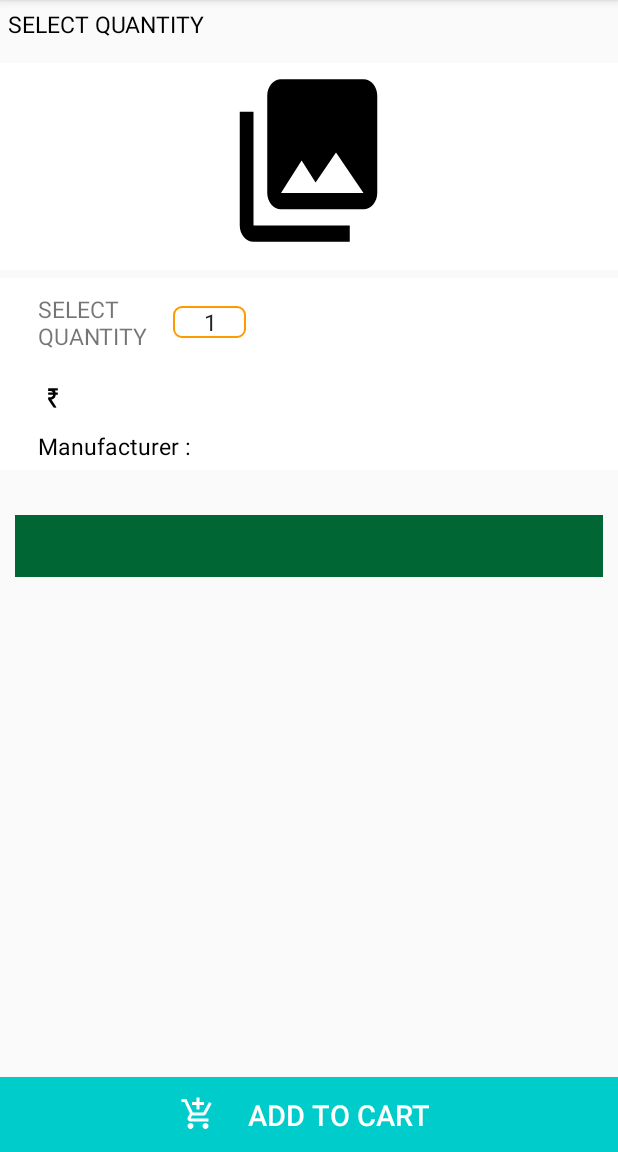
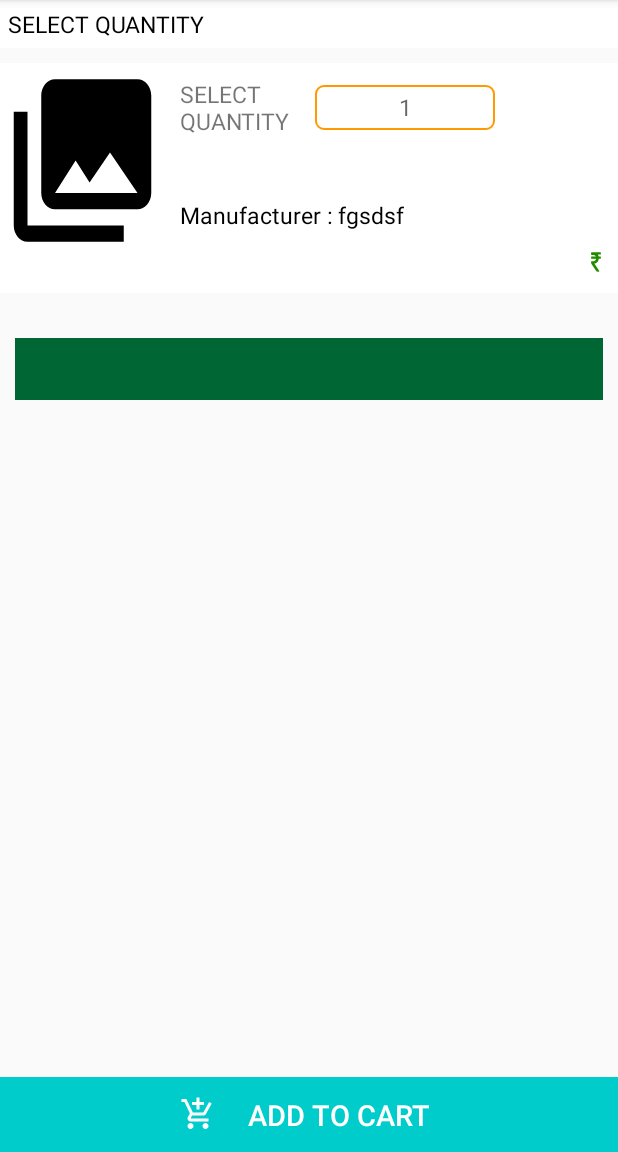
Before and after one commit to SwapnilBhosale/Kisan-Net-Goods, an Android app: the fragment Open_Item placed in its activity, on a phone screen of 412 x 824 dp, the part 84-1236 px from its top. Run offline under Robolectric (Android 15) with nearby library versions, the phone set to English and light mode, and no system bars; our stand-ins replace CircleImageView, Volley; network calls fail; pictures from the network do not load; 5 statements that could not run were skipped.

Commit message:
change detail layout

```diff
--- a/app/src/main/java/com/example/hp/myapplication/Activitis/Splash_Activity.java
+++ b/app/src/main/java/com/example/hp/myapplication/Activitis/Splash_Activity.java
@@ -89,7 +89,7 @@ public class Splash_Activity extends AppCompatActivity {
                 if(checkIfLoggedIn()){
                     intent = new Intent(Splash_Activity.this,MainActivity.class);
                 }else{
-                    intent = new Intent(Splash_Activity.this,Login_Activity.class);
+                    intent = new Intent(Splash_Activity.this,MainActivity.class);
                 }
                 startActivity(intent);
             }
--- a/app/src/main/java/com/example/hp/myapplication/Fragment/Fragment_Checkout1.java
+++ b/app/src/main/java/com/example/hp/myapplication/Fragment/Fragment_Checkout1.java
@@ -94,11 +94,7 @@ public class Fragment_Checkout1 extends Fragment {
             @Override
             public void onClick(View view) {
 
-                FragmentManager fm = getActivity().getSupportFragmentManager();
-                FragmentTransaction ft = fm.beginTransaction();
-                ft.replace(R.id.main_activity_fl, new Fragment_Add_To_Cart());
-                ft.setTransition(FragmentTransaction.TRANSIT_FRAGMENT_OPEN);
-                ft.commit();
+              getActivity().finish();
 
             }
         });
--- a/app/src/main/java/com/example/hp/myapplication/Fragment/Open_Item.java
+++ b/app/src/main/java/com/example/hp/myapplication/Fragment/Open_Item.java
@@ -121,6 +121,7 @@ public class Open_Item extends Fragment {
 
                 //  loadData();
                 initiolizeId(view);
+                prod_quantity.requestFocus();
                 if(isUpdateCart) {
                     btn_cart_button.setText(R.string.update_cart);
                     prod_quantity.setText(updateQuantity);
--- a/app/src/main/res/drawable/rupi1.xml
+++ b/app/src/main/res/drawable/rupi1.xml
@@ -10,7 +10,7 @@
             android:scaleX="0.100000"
             android:scaleY="-0.100000">
         <path
-            android:fillColor="#000000"
+            android:fillColor="#218B00"
             android:strokeWidth="1"
             android:pathData="M4133 6185 c-18 -8 -42 -29 -53 -47 -19 -31 -20 -50 -20 -361 0 -362 1 -368 62
 -405 31 -19 58 -20 473 -25 471 -6 601 -16 775 -61 267 -67 464 -192 571 -361 l39
--- a/app/src/main/res/layout/fragment__add__to__cart.xml
+++ b/app/src/main/res/layout/fragment__add__to__cart.xml
@@ -40,6 +40,7 @@
                 android:layout_width="wrap_content"
                 android:layout_height="wrap_content"
                 android:drawableLeft="@drawable/rupi1"
+                android:drawablePadding="-5dp"
                 android:text="0.0"
                 android:layout_gravity="right"
                 android:textSize="18sp"/>
--- a/app/src/main/res/layout/fragment__checkout4.xml
+++ b/app/src/main/res/layout/fragment__checkout4.xml
@@ -77,6 +77,7 @@
                                 android:layout_width="wrap_content"
                                 android:layout_height="wrap_content"
                                 android:layout_marginRight="10dp"
+                                android:drawablePadding="-5dp"
                                 android:drawableLeft="@drawable/rupi1"
                                 android:gravity="right|center_vertical"
                                 android:text="2563"
@@ -104,6 +105,7 @@
                                 android:layout_width="wrap_content"
                                 android:layout_height="wrap_content"
                                 android:layout_marginRight="10dp"
+                                android:drawablePadding="-5dp"
                                 android:drawableLeft="@drawable/rupi1"
                                 android:gravity="right|center_vertical"
                                 android:text="2563"
@@ -131,6 +133,7 @@
                                 android:layout_width="wrap_content"
                                 android:layout_height="wrap_content"
                                 android:layout_marginRight="10dp"
+                                android:drawablePadding="-5dp"
                                 android:drawableLeft="@drawable/rupi1"
                                 android:gravity="right|center_vertical"
                                 android:text="2563"
@@ -158,6 +161,7 @@
                                 android:layout_width="wrap_content"
                                 android:layout_height="wrap_content"
                                 android:layout_marginRight="10dp"
+                                android:drawablePadding="-5dp"
                                 android:drawableLeft="@drawable/rupi1"
                                 android:gravity="right|center_vertical"
                                 android:text="2563"
--- a/app/src/main/res/layout/fragment_open__item.xml
+++ b/app/src/main/res/layout/fragment_open__item.xml
@@ -16,10 +16,17 @@
             android:layout_height="wrap_content"
             android:orientation="vertical">
 
+
+            <LinearLayout
+                android:layout_width="match_parent"
+                android:layout_height="wrap_content"
+                android:orientation="vertical">
+
                 <LinearLayout
                     android:layout_width="match_parent"
                     android:layout_height="wrap_content"
                     android:orientation="vertical"
+                    android:background="#ffffff"
                     android:padding="5dp">
 
 
@@ -36,10 +43,9 @@
 
                 <LinearLayout
                     android:layout_width="match_parent"
-                android:layout_height="138dp"
+                    android:layout_height="wrap_content"
                     android:layout_marginTop="10dp"
                     android:background="#ffffff"
-                android:gravity="center_horizontal"
                     android:orientation="horizontal">
 
                     <LinearLayout
@@ -57,97 +63,59 @@
 
                     </LinearLayout>
 
-            </LinearLayout>
-
                     <LinearLayout
                         android:layout_width="match_parent"
                         android:layout_height="wrap_content"
-                android:layout_marginTop="5dp"
                         android:background="#ffffff"
-                android:orientation="vertical">
+                        android:orientation="vertical"
+                        android:padding="10dp">
 
-                <LinearLayout
-                    android:layout_width="match_parent"
-                    android:layout_height="wrap_content"
-
-                    android:orientation="horizontal"
-                    android:padding="10dp">
 
                         <LinearLayout
                             android:layout_width="wrap_content"
                             android:layout_height="wrap_content"
                             android:background="#ffffff"
-                        android:layout_weight="3"
                             android:orientation="horizontal">
 
                             <TextView
+                                android:id="@+id/textView"
                                 android:layout_width="80dp"
                                 android:layout_height="wrap_content"
                                 android:layout_gravity="center_vertical"
-                            android:layout_marginLeft="15dp"
                                 android:text="@string/select_quantity_hint"
-                            android:textSize="15sp"
-                            android:id="@+id/textView" />
+                                android:textSize="15sp" />
 
 
                             <EditText
                                 android:id="@+id/prod_quantity"
-                            android:layout_width="wrap_content"
-                            android:paddingRight="20dp"
+                                android:layout_width="120dp"
+                                android:layout_height="30dp"
+                                android:layout_gravity="center_vertical"
                                 android:layout_marginLeft="10dp"
-                            android:paddingLeft="20dp"
-                            android:layout_height="wrap_content"
-                            android:layout_gravity="center_vertical"
                                 android:background="@drawable/edittext_background"
                                 android:gravity="center_horizontal|center_vertical"
+                                android:hint="1"
                                 android:inputType="number"
-                            android:text="1"
+                                android:paddingLeft="20dp"
+                                android:paddingRight="20dp"
                                 android:textSize="15sp" />
 
                         </LinearLayout>
-
-                    <LinearLayout
-                        android:layout_width="wrap_content"
-                        android:layout_height="match_parent"
-                        android:layout_weight="7"
-                        android:gravity="center_vertical"
-                        android:orientation="vertical">
 
                         <TextView
                             android:id="@+id/prod_weight"
                             android:layout_width="wrap_content"
                             android:layout_height="wrap_content"
-                            android:layout_gravity="center"
+                            android:layout_gravity="left"
+                            android:layout_marginTop="10dp"
                             android:text=""
                             android:textColor="#000000"
                             android:textSize="15sp" />
 
-
-                    </LinearLayout>
-
-                </LinearLayout>
-
-                <LinearLayout
-                    android:layout_width="wrap_content"
-                    android:layout_height="wrap_content"
-                    android:layout_marginTop="10dp"
-                    android:orientation="horizontal">
-
-                    <TextView
-                        android:id="@+id/prod_price"
-                        android:layout_width="wrap_content"
-                        android:layout_height="wrap_content"
-                        android:layout_marginLeft="25dp"
-                        android:drawableLeft="@drawable/rupi1"
-                        android:text=""
-                        android:textColor="#000000"
-                        android:textSize="15sp" />
-                </LinearLayout>
-
                         <LinearLayout
                             android:layout_width="match_parent"
                             android:layout_height="wrap_content"
-                    android:layout_marginTop="5dp"
+                            android:layout_marginTop="10dp"
                             android:orientation="horizontal">
 
                             <TextView
@@ -155,9 +123,6 @@
                                 android:id="@+id/textView3"
                                 android:layout_width="wrap_content"
                                 android:layout_height="wrap_content"
-                        android:layout_marginLeft="25dp"
-                        android:paddingBottom="5dp"
-                        android:paddingTop="5dp"
                                 android:text="@string/manufacturer_company_hint"
                                 android:textColor="#000000"
                                 android:textSize="15sp" />
@@ -166,10 +131,32 @@
                                 android:id="@+id/prod_manufacture_name"
                                 android:layout_width="wrap_content"
                                 android:layout_height="wrap_content"
-                        android:padding="5dp"
-                        android:text=""
+                                android:paddingLeft="3dp"
+                                android:text="fgsdsf"
                                 android:textColor="#000000"
                                 android:textSize="15sp" />
+                        </LinearLayout>
+
+                        <LinearLayout
+                            android:layout_width="match_parent"
+                            android:layout_height="wrap_content"
+                            android:layout_marginTop="10dp"
+                            android:gravity="right"
+                            android:orientation="horizontal">
+
+
+                            <TextView
+                                android:id="@+id/prod_price"
+                                android:layout_width="wrap_content"
+                                android:layout_height="wrap_content"
+                                android:paddingLeft="3dp"
+                                android:drawablePadding="-5dp"
+                                android:drawableLeft="@drawable/rupi1"
+                                android:textColor="#218B00"
+                                android:textSize="15sp" />
+                        </LinearLayout>
+
+
                     </LinearLayout>
 
                 </LinearLayout>
@@ -207,7 +194,7 @@
 
 
                 </LinearLayout>
-
+            </LinearLayout>
         </LinearLayout>
     </ScrollView>
 
@@ -224,11 +211,11 @@
             android:layout_width="match_parent"
             android:layout_height="50dp"
             android:background="#00cccc"
-            android:paddingLeft="120dp"
-            android:paddingRight="110dp"
             android:clickable="false"
             android:drawableLeft="@drawable/ic_cart"
             android:drawablePadding="5dp"
+            android:paddingLeft="120dp"
+            android:paddingRight="110dp"
             android:text="@string/add_to_cart"
             android:textColor="#ffffff"
             android:textSize="19sp" />
--- a/app/src/main/res/layout/home_list_details_grid_item.xml
+++ b/app/src/main/res/layout/home_list_details_grid_item.xml
@@ -46,6 +46,7 @@
                 android:layout_marginTop="10dp"
                 android:drawableLeft="@drawable/rupi1"
                 android:layout_weight="5"
+                android:drawablePadding="-5dp"
                 android:text="Text"
                 android:textColor="#218B00"
                 android:textSize="16sp" />
--- a/app/src/main/res/layout/home_list_item.xml
+++ b/app/src/main/res/layout/home_list_item.xml
@@ -20,13 +20,15 @@
 
         <TextView
             android:id="@+id/home_list_name"
-            android:layout_width="wrap_content"
+            android:layout_width="match_parent"
             android:layout_height="wrap_content"
+            android:paddingBottom="5dp"
+            android:paddingTop="5dp"
+            android:background="@drawable/text_gradient"
             android:text="Name of the item"
             android:textSize="20sp"
             android:textColor="#ffffff"
             android:textStyle=""
-            android:layout_marginLeft="10dp"
             android:layout_marginTop="-30dp"/>
 
     </LinearLayout>
--- a/app/src/main/res/layout/order_list_item.xml
+++ b/app/src/main/res/layout/order_list_item.xml
@@ -92,6 +92,7 @@
                 android:layout_height="wrap_content"
                 android:text="1036"
                 android:layout_marginTop="15dp"
+                android:drawablePadding="-5dp"
                 android:drawableLeft="@drawable/rupi1"
                 android:textColor="#218B00"
                 android:textSize="18sp"/>
```
Also changed, not shown: app/src/main/res/drawable/text_gradient.xml (added, +9 -0 lines), app/src/main/res/layout/cart_list_item.xml (+5 -3 lines), app/src/main/res/layout/grid_item.xml (+5 -2 lines). Lines whose indentation alone changed are shown as unchanged.
